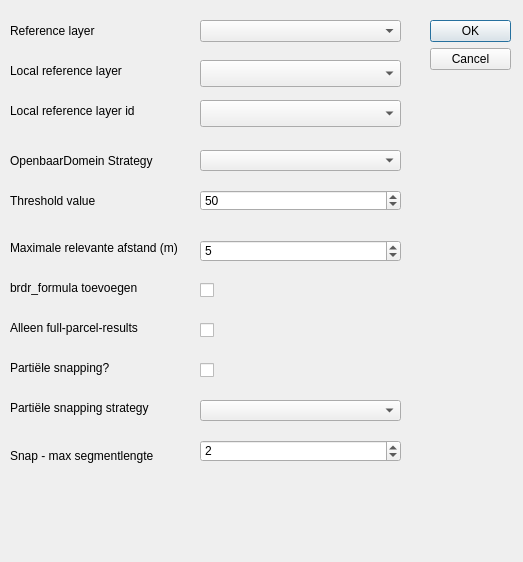
Old version of the form plugin/brdrq/brdrq_settings.ui in the repository OnroerendErfgoed/brdrQ.
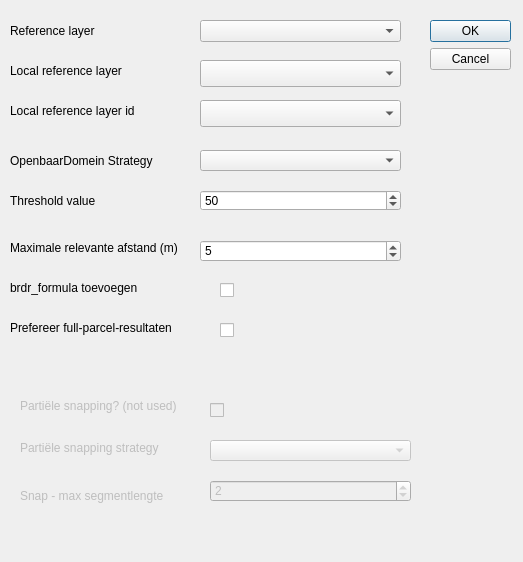
New version of the form. Custom widgets are drawn as their Qt base class.

Commit message: #90 evaluation field and score added to predictions in UI

Diff of the .ui file:
```diff
--- a/plugin/brdrq/brdrq_settings.ui
+++ b/plugin/brdrq/brdrq_settings.ui
@@ -183,23 +183,29 @@
    </property>
   </widget>
   <widget class="QLabel" name="label_7">
+   <property name="enabled">
+    <bool>false</bool>
+   </property>
    <property name="geometry">
     <rect>
-     <x>10</x>
-     <y>360</y>
+     <x>20</x>
+     <y>390</y>
      <width>191</width>
-     <height>16</height>
+     <height>31</height>
     </rect>
    </property>
    <property name="text">
-    <string>Partiële snapping?</string>
+    <string>Partiële snapping? (not used)</string>
    </property>
   </widget>
   <widget class="QLabel" name="label_8">
+   <property name="enabled">
+    <bool>false</bool>
+   </property>
    <property name="geometry">
     <rect>
-     <x>10</x>
-     <y>400</y>
+     <x>20</x>
+     <y>440</y>
      <width>191</width>
      <height>16</height>
     </rect>
@@ -209,10 +215,13 @@
    </property>
   </widget>
   <widget class="QLabel" name="label_9">
+   <property name="enabled">
+    <bool>false</bool>
+   </property>
    <property name="geometry">
     <rect>
-     <x>10</x>
-     <y>440</y>
+     <x>20</x>
+     <y>480</y>
      <width>191</width>
      <height>31</height>
     </rect>
@@ -222,10 +231,13 @@
    </property>
   </widget>
   <widget class="QSpinBox" name="spinBox_snap_max_segment_length">
+   <property name="enabled">
+    <bool>false</bool>
+   </property>
    <property name="geometry">
     <rect>
-     <x>200</x>
-     <y>440</y>
+     <x>210</x>
+     <y>480</y>
      <width>201</width>
      <height>22</height>
     </rect>
@@ -241,10 +253,13 @@
    </property>
   </widget>
   <widget class="QCheckBox" name="checkBox_partial_snapping">
+   <property name="enabled">
+    <bool>false</bool>
+   </property>
    <property name="geometry">
     <rect>
-     <x>200</x>
-     <y>360</y>
+     <x>210</x>
+     <y>400</y>
      <width>81</width>
      <height>20</height>
     </rect>
@@ -252,6 +267,9 @@
    <property name="text">
     <string/>
    </property>
+   <property name="checkable">
+    <bool>false</bool>
+   </property>
    <property name="checked">
     <bool>false</bool>
    </property>
@@ -260,10 +278,13 @@
    </property>
   </widget>
   <widget class="QComboBox" name="comboBox_snapstrategy">
+   <property name="enabled">
+    <bool>false</bool>
+   </property>
    <property name="geometry">
     <rect>
-     <x>200</x>
-     <y>400</y>
+     <x>210</x>
+     <y>440</y>
      <width>201</width>
      <height>21</height>
     </rect>
@@ -279,13 +300,13 @@
     </rect>
    </property>
    <property name="text">
-    <string>Alleen full-parcel-results</string>
+    <string>Prefereer full-parcel-resultaten</string>
    </property>
   </widget>
   <widget class="QCheckBox" name="checkBox_full_parcel">
    <property name="geometry">
     <rect>
-     <x>200</x>
+     <x>220</x>
      <y>320</y>
      <width>81</width>
      <height>20</height>
@@ -304,7 +325,7 @@
   <widget class="QCheckBox" name="checkBox_formula">
    <property name="geometry">
     <rect>
-     <x>200</x>
+     <x>220</x>
      <y>280</y>
      <width>81</width>
      <height>20</height>
```
The commit also changes 3 other files.
